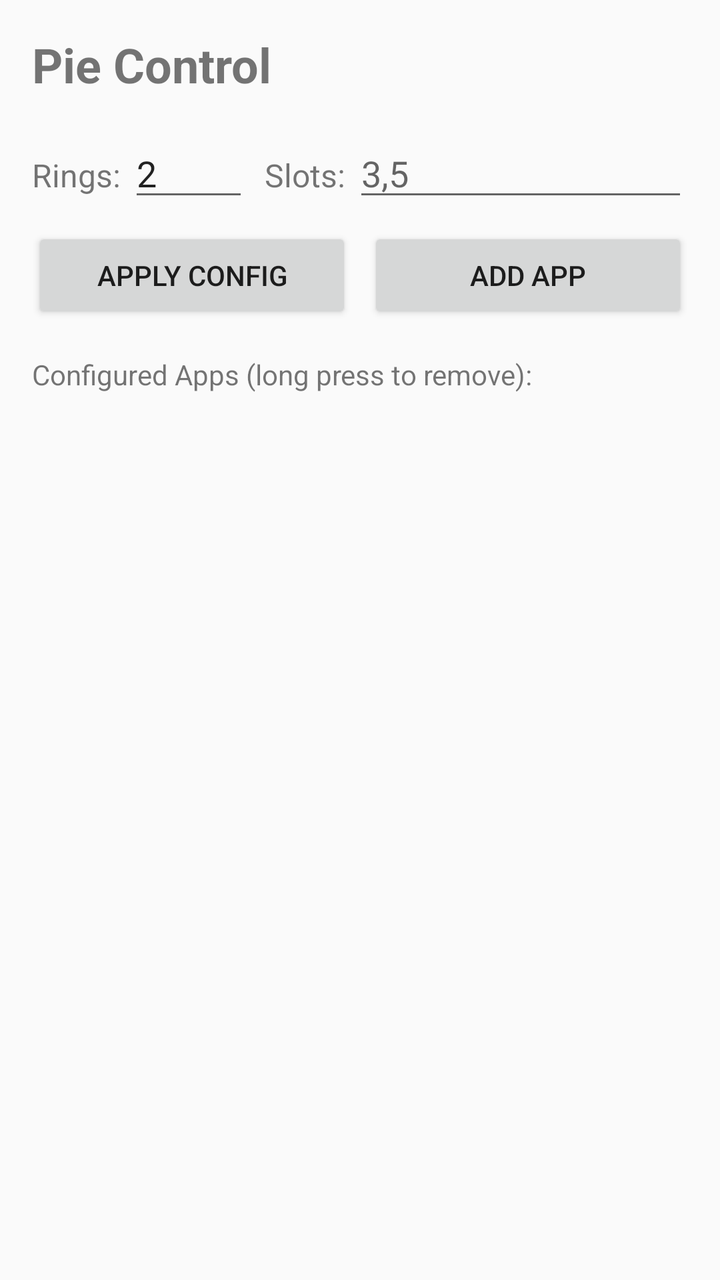
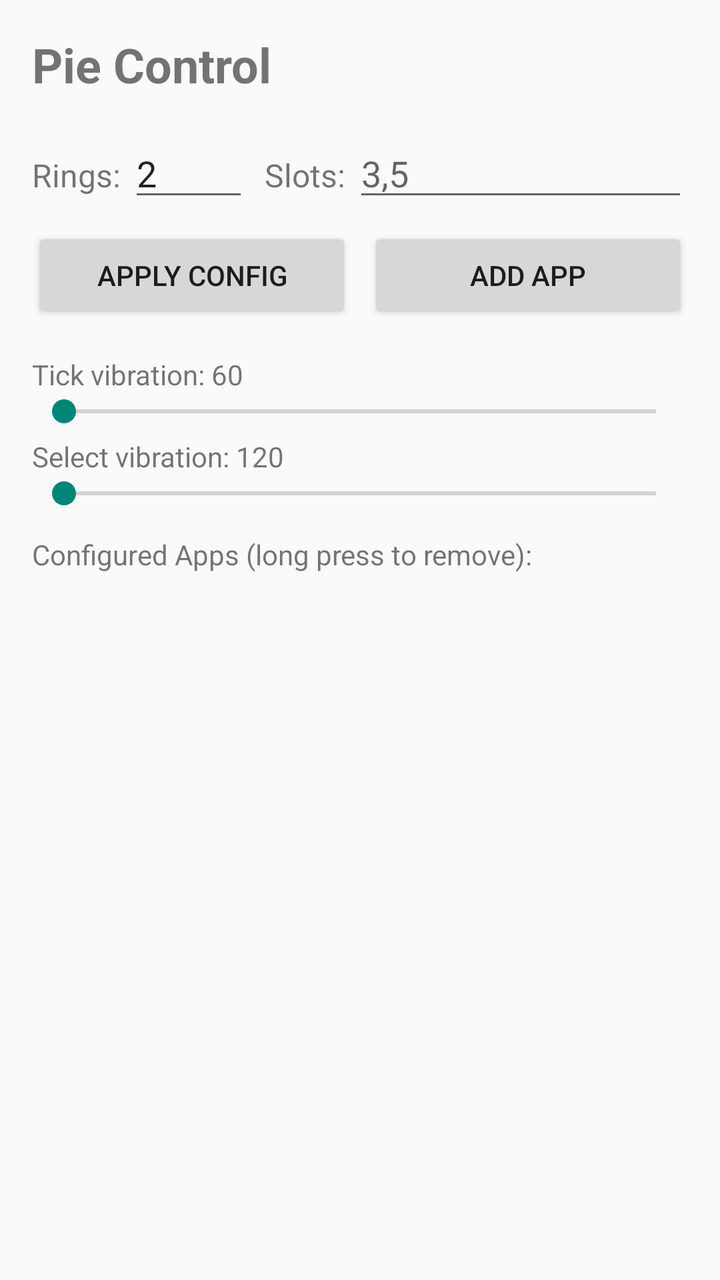

Two renders of the same Android screen: before a commit and after it. Below are the layout's source before the change and the commit's diff.
<!-- AndroidManifest.xml: application theme android:Theme.Material.Light.DarkActionBar -->
<!-- res/layout/activity_main.xml -->
<?xml version="1.0" encoding="utf-8"?>
<LinearLayout xmlns:android="http://schemas.android.com/apk/res/android"
    android:layout_width="match_parent"
    android:layout_height="match_parent"
    android:orientation="vertical"
    android:padding="16dp">

    <TextView
        android:layout_width="wrap_content"
        android:layout_height="wrap_content"
        android:text="Pie Control"
        android:textSize="24sp"
        android:textStyle="bold"
        android:layout_marginBottom="16dp" />

    <LinearLayout
        android:layout_width="match_parent"
        android:layout_height="wrap_content"
        android:orientation="horizontal"
        android:layout_marginBottom="8dp">

        <TextView
            android:layout_width="wrap_content"
            android:layout_height="wrap_content"
            android:text="Rings: "
            android:textSize="16sp" />

        <EditText
            android:id="@+id/ring_count"
            android:layout_width="60dp"
            android:layout_height="wrap_content"
            android:inputType="number"
            android:text="2" />

        <TextView
            android:layout_width="wrap_content"
            android:layout_height="wrap_content"
            android:text="  Slots: "
            android:textSize="16sp" />

        <EditText
            android:id="@+id/slots_config"
            android:layout_width="0dp"
            android:layout_height="wrap_content"
            android:layout_weight="1"
            android:inputType="text"
            android:hint="3,5" />
    </LinearLayout>

    <LinearLayout
        android:layout_width="match_parent"
        android:layout_height="wrap_content"
        android:orientation="horizontal"
        android:layout_marginBottom="16dp">

        <Button
            android:id="@+id/btn_apply_config"
            android:layout_width="0dp"
            android:layout_height="wrap_content"
            android:layout_weight="1"
            android:text="Apply Config" />

        <Button
            android:id="@+id/btn_add"
            android:layout_width="0dp"
            android:layout_height="wrap_content"
            android:layout_weight="1"
            android:text="Add App"
            android:layout_marginStart="8dp" />
    </LinearLayout>

    <TextView
        android:layout_width="wrap_content"
        android:layout_height="wrap_content"
        android:text="Configured Apps (long press to remove):"
        android:textSize="14sp"
        android:layout_marginBottom="8dp" />

    <androidx.recyclerview.widget.RecyclerView
        android:id="@+id/items_list"
        android:layout_width="match_parent"
        android:layout_height="0dp"
        android:layout_weight="1" />

</LinearLayout>
<!-- resources referenced by this layout -->
<resources>

</resources>

<!-- the commit's change to res/layout/activity_main.xml (unified diff, before → after) -->
@@ -70,6 +70,34 @@
     </LinearLayout>
 
     <TextView
+        android:id="@+id/vibe_tick_label"
+        android:layout_width="wrap_content"
+        android:layout_height="wrap_content"
+        android:text="Tick vibration: 60"
+        android:textSize="14sp" />
+
+    <SeekBar
+        android:id="@+id/vibe_tick_seek"
+        android:layout_width="match_parent"
+        android:layout_height="wrap_content"
+        android:max="255"
+        android:layout_marginBottom="4dp" />
+
+    <TextView
+        android:id="@+id/vibe_select_label"
+        android:layout_width="wrap_content"
+        android:layout_height="wrap_content"
+        android:text="Select vibration: 120"
+        android:textSize="14sp" />
+
+    <SeekBar
+        android:id="@+id/vibe_select_seek"
+        android:layout_width="match_parent"
+        android:layout_height="wrap_content"
+        android:max="255"
+        android:layout_marginBottom="12dp" />
+
+    <TextView
         android:layout_width="wrap_content"
         android:layout_height="wrap_content"
         android:text="Configured Apps (long press to remove):"
